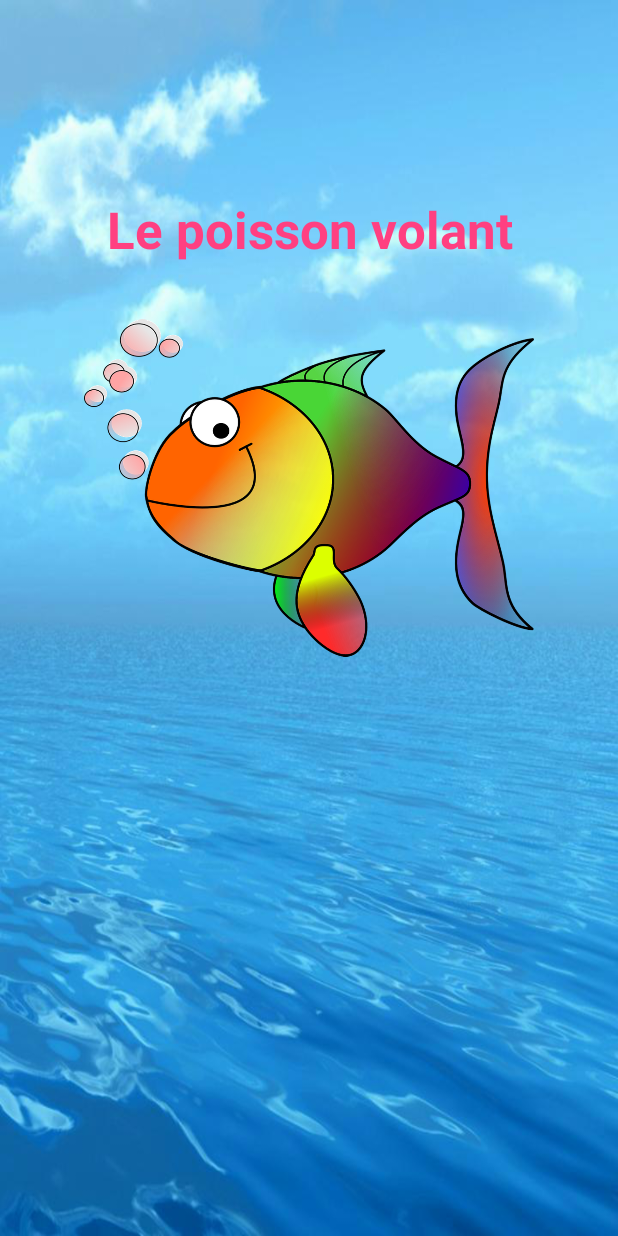
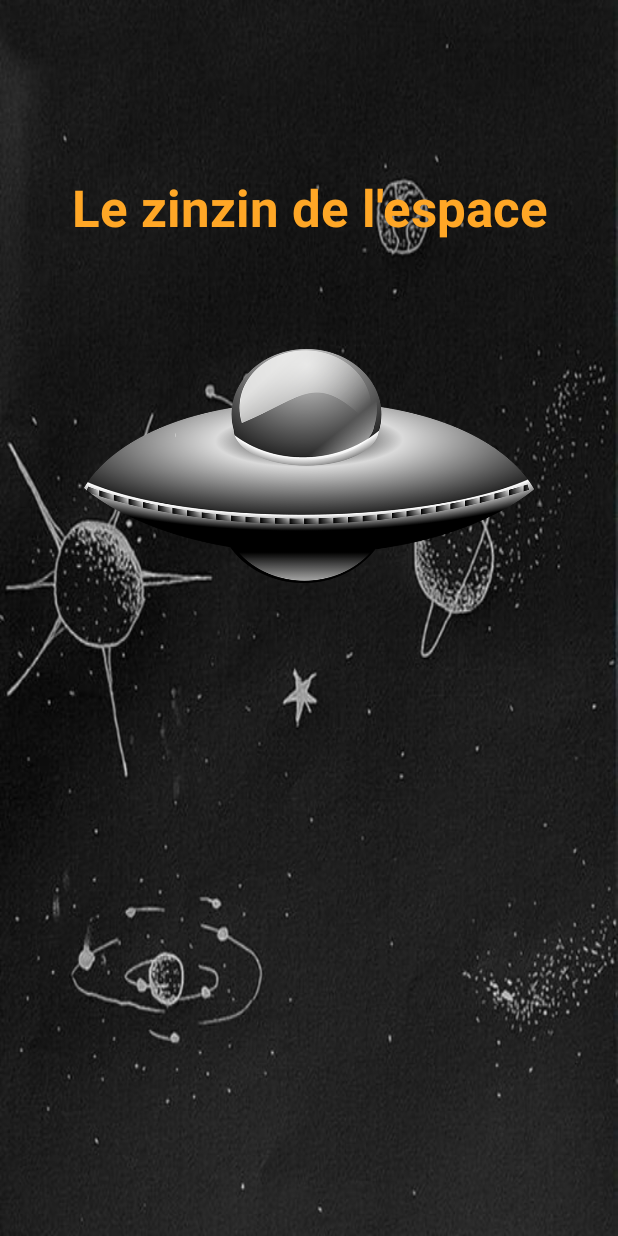
Before and after one commit to projetpromob/toucan, an Android app: the SplashActivity screen opened directly, with no data from a screen before it, on a phone screen of 412 x 824 dp. Run offline under Robolectric (Android 15) with nearby library versions, the phone set to English and light mode, and no system bars.

Commit message:
suite jeu touch

```diff
--- a/app/src/main/AndroidManifest.xml
+++ b/app/src/main/AndroidManifest.xml
@@ -4,9 +4,9 @@
 
     <application
         android:allowBackup="true"
-        android:icon="@mipmap/ic_launcher"
+        android:icon="@drawable/icone"
         android:label="@string/app_name"
-        android:roundIcon="@mipmap/ic_launcher_round"
+        android:roundIcon="@drawable/icone"
         android:supportsRtl="true"
         android:theme="@style/AppTheme">
         <activity android:name=".MainActivity">
--- a/app/src/main/res/layout/activity_splash.xml
+++ b/app/src/main/res/layout/activity_splash.xml
@@ -4,7 +4,7 @@
     xmlns:tools="http://schemas.android.com/tools"
     android:layout_width="match_parent"
     android:layout_height="match_parent"
-    android:background="@drawable/splash"
+    android:background="@drawable/fondok"
     tools:context=".SplashActivity">
 
     <ImageView
@@ -13,20 +13,20 @@
         android:layout_width="300dp"
         android:layout_height="300dp"
         android:layout_centerHorizontal="true"
-        android:src="@drawable/splash_icon"/>
+        android:src="@drawable/soucoupe"/>
 
 
     <TextView
         android:id="@+id/textView1"
         android:layout_width="match_parent"
         android:layout_height="wrap_content"
-        android:text="Le poisson volant"
+        android:text="Le zinzin de l'espace"
         android:layout_alignParentStart="true"
         android:layout_alignParentLeft="true"
         android:layout_alignParentTop="true"
-        android:layout_marginTop="130dp"
+        android:layout_marginTop="115dp"
         android:textAlignment="center"
-        android:textColor="@color/colorAccent"
+        android:textColor="#FFA726"
         android:textSize="34sp"
         android:textStyle="bold"
         />
--- a/app/src/main/res/values/strings.xml
+++ b/app/src/main/res/values/strings.xml
@@ -1,5 +1,5 @@
 <resources>
-    <string name="app_name">ProMob</string>
+    <string name="app_name">CrazyGame</string>
     <string name="btnM">Mouvement</string>
 
 
```
Also changed, not shown: app/src/main/java/com/toucan/promob/GameOverActivity.java (+29 -0 lines), app/src/main/java/com/toucan/promob/flyingFishView.java (+7 -8 lines), app/src/main/res/layout/activity_game_over.xml (+44 -2 lines), app/src/main/res/drawable/alex.jpg (added), app/src/main/res/drawable/alexcoeur.png (added), app/src/main/res/drawable/fondespace.jpg (added), app/src/main/res/drawable/fondok.png (added), app/src/main/res/drawable/fondquatre.jpg (added), app/src/main/res/drawable/fondtrois.jpg (added), app/src/main/res/drawable/fonsespecedeux.jpg (added), app/src/main/res/drawable/icone.png (added), app/src/main/res/drawable/soucoupe.png (added), app/src/main/res/drawable/tetemort.png (added).
